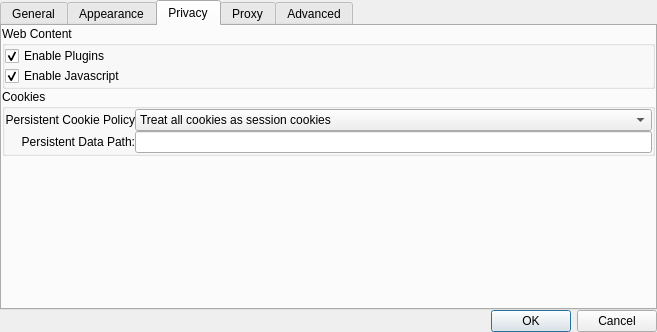
Above: src/views/browser/settings.ui from trailblazing/tute before the change. Below: the same form after it.
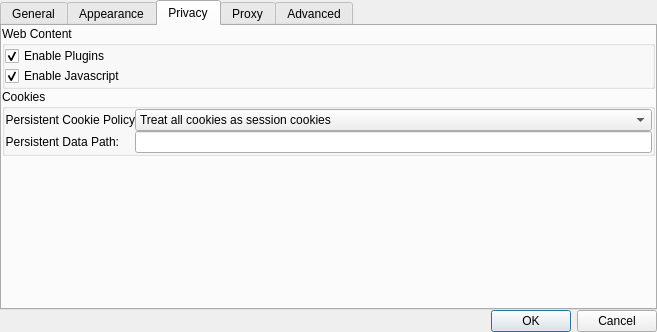
That is the form after the change. The open tabs and pages were chosen to show the change.

```diff
--- a/src/views/browser/settings.ui
+++ b/src/views/browser/settings.ui
@@ -424,7 +424,7 @@
             </item>
            </widget>
           </item>
-          <item row="1" column="0">
+          <item row="1" column="0" alignment="Qt::AlignLeft">
            <widget class="QLabel" name="label">
             <property name="text">
              <string>Persistent Data Path:</string>
```
Left out of the diff: 4 changed lines with no effect on the pictures.
